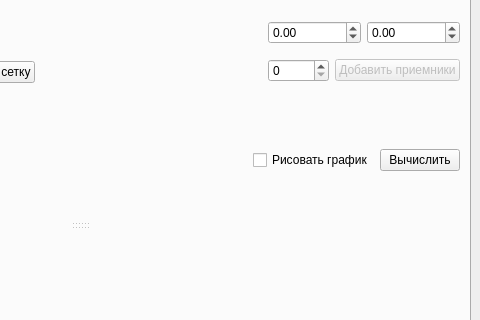
Qt form design/main.ui (SweetRollxd/magnetic-survey) before a commit; both pictures show x 320 to 800 and y 82 to 402 of the 800 by 600 pixel window.
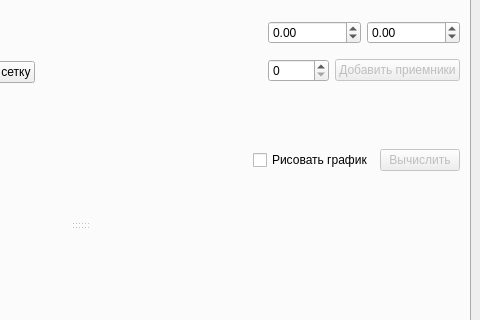
The same form after that commit.

Commit message: Added plots title

```diff
--- a/design/main.ui
+++ b/design/main.ui
@@ -268,6 +268,9 @@
               </item>
               <item>
                <widget class="QPushButton" name="directCalculateBtn">
+                <property name="enabled">
+                 <bool>false</bool>
+                </property>
                 <property name="sizePolicy">
                  <sizepolicy hsizetype="Minimum" vsizetype="Fixed">
                   <horstretch>0</horstretch>
```
The commit also changes 1 other file.
